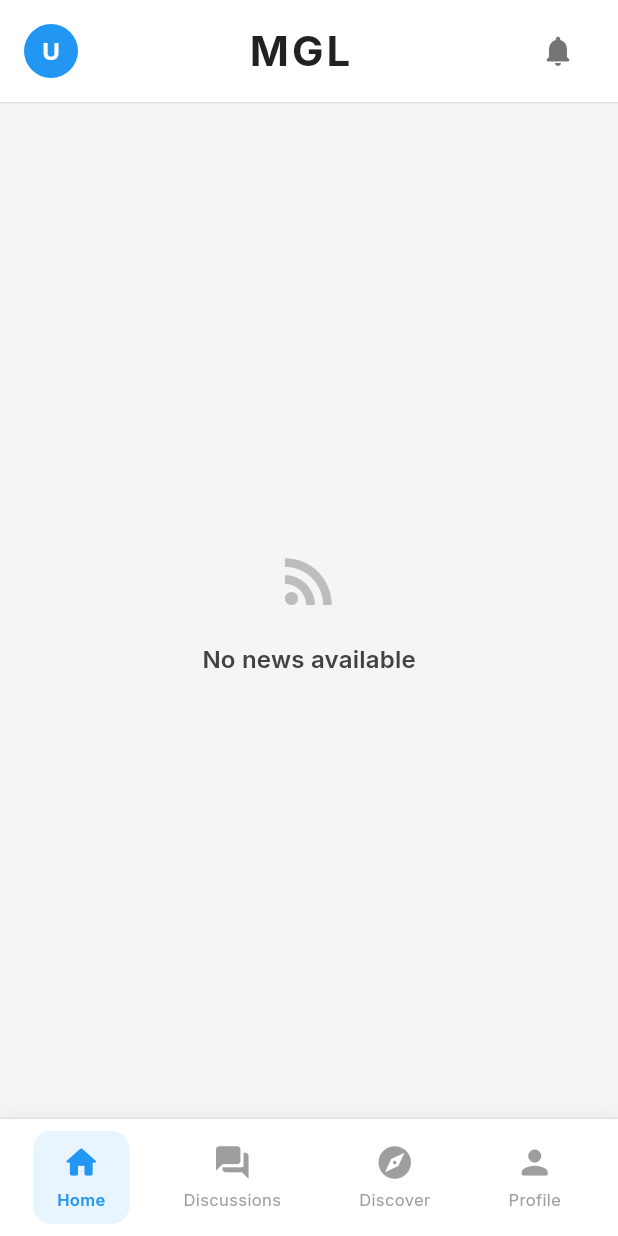
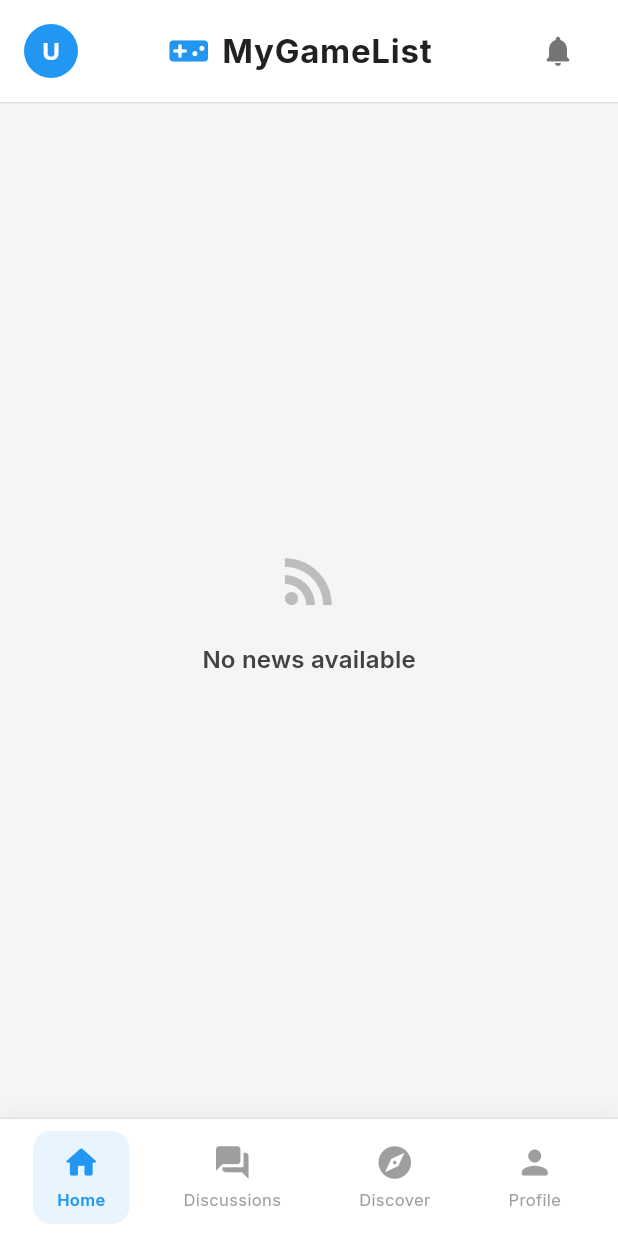
Before and after one commit to Umineko404/mygamelist, a Flutter app: the screen it shows once a user with an empty profile is signed in, on a phone screen of 412 x 824 dp. Run offline on Flutter 3.47's test engine with Material 3 defaults, Android fonts, the phone set to English and light mode, and no system bars; our stand-ins replace firebase_auth, firebase_core, firebase_database, flutter_widget_from_html, google_fonts; accounts and stored records are empty; generated files the repository leaves out were written again; network calls fail.

Commit message:
Enhance HomePage UI with branding header, improved user info display, and updated sidebar item styles for better user experience.

```diff
--- a/lib/ui/pages/home_page.dart
+++ b/lib/ui/pages/home_page.dart
@@ -137,11 +137,23 @@ class _HomePageState extends State<HomePage>
             },
           ),
           const Spacer(),
+          Row(
+            mainAxisSize: MainAxisSize.min,
+            children: [
+              Icon(
+                Icons.videogame_asset_rounded,
+                size: 28,
+                color: Theme.of(context).colorScheme.primary,
+              ),
+              const SizedBox(width: 8),
               Text(
-            'MGL',
-            style: Theme.of(
-              context,
-            ).textTheme.titleLarge?.copyWith(fontSize: 28, letterSpacing: 2),
+                'MyGameList',
+                style: Theme.of(context).textTheme.titleLarge?.copyWith(
+                  fontWeight: FontWeight.bold,
+                  letterSpacing: 0.5,
+                ),
+              ),
+            ],
           ),
           const Spacer(),
           IconButton(
@@ -235,17 +247,56 @@ class _HomePageState extends State<HomePage>
         child: Column(
           crossAxisAlignment: CrossAxisAlignment.start,
           children: [
+            // App branding header
+            Container(
+              width: double.infinity,
+              padding: const EdgeInsets.symmetric(horizontal: 16, vertical: 20),
+              decoration: BoxDecoration(
+                color: Theme.of(context).colorScheme.primary,
+              ),
+              child: Column(
+                crossAxisAlignment: CrossAxisAlignment.start,
+                children: [
+                  Row(
+                    children: [
+                      Icon(
+                        Icons.videogame_asset_rounded,
+                        size: 32,
+                        color: Colors.white,
+                      ),
+                      const SizedBox(width: 10),
+                      Text(
+                        'MyGameList',
+                        style: const TextStyle(
+                          color: Colors.white,
+                          fontSize: 22,
+                          fontWeight: FontWeight.bold,
+                          letterSpacing: 0.5,
+                        ),
+                      ),
+                    ],
+                  ),
+                  const SizedBox(height: 6),
+                  Text(
+                    'Track your gaming journey',
+                    style: TextStyle(
+                      color: Colors.white.withAlpha(200),
+                      fontSize: 13,
+                    ),
+                  ),
+                ],
+              ),
+            ),
+            // User info section
             Container(
               width: double.infinity,
               padding: const EdgeInsets.all(16),
               decoration: BoxDecoration(
-                color: const Color(0xFF4A7FD5),
+                color: Theme.of(context).colorScheme.primary.withAlpha(25),
                 border: Border(
                   bottom: BorderSide(
-                    color: Theme.of(context).brightness == Brightness.dark
-                        ? Colors.white.withAlpha(25)
-                        : Colors.black.withAlpha(25),
-                    width: 0.5,
+                    color: Theme.of(context).dividerColor,
+                    width: 1,
                   ),
                 ),
               ),
@@ -254,36 +305,41 @@ class _HomePageState extends State<HomePage>
                   final displayName = authService.displayName ?? 'User';
                   final email = authService.userEmail ?? '';
                   final initial = displayName.isNotEmpty ? displayName[0].toUpperCase() : 'U';
-                  return Column(
-                    crossAxisAlignment: CrossAxisAlignment.start,
+                  return Row(
                     children: [
                       CircleAvatar(
-                        radius: 25,
-                        backgroundColor: Colors.white,
+                        radius: 22,
+                        backgroundColor: Theme.of(context).colorScheme.primary,
                         child: Text(
                           initial,
                           style: const TextStyle(
-                            fontSize: 20,
-                            color: Color(0xFF4A7FD5),
+                            fontSize: 18,
+                            color: Colors.white,
                             fontWeight: FontWeight.bold,
                           ),
                         ),
                       ),
-                      const SizedBox(height: 12),
+                      const SizedBox(width: 12),
+                      Expanded(
+                        child: Column(
+                          crossAxisAlignment: CrossAxisAlignment.start,
+                          children: [
                             Text(
                               displayName,
-                        style: const TextStyle(
-                          color: Colors.white,
-                          fontSize: 22,
-                          fontWeight: FontWeight.w500,
+                              style: Theme.of(context).textTheme.titleMedium?.copyWith(
+                                fontWeight: FontWeight.w600,
                               ),
+                              overflow: TextOverflow.ellipsis,
                             ),
-                      const SizedBox(height: 4),
+                            const SizedBox(height: 2),
                             Text(
                               email,
-                        style: TextStyle(
-                          color: Colors.white.withAlpha(230),
-                          fontSize: 14,
+                              style: Theme.of(context).textTheme.bodySmall?.copyWith(
+                                color: Colors.grey,
+                              ),
+                              overflow: TextOverflow.ellipsis,
+                            ),
+                          ],
                         ),
                       ),
                     ],
@@ -291,14 +347,26 @@ class _HomePageState extends State<HomePage>
                 },
               ),
             ),
+            const SizedBox(height: 8),
             _buildSidebarItem('Settings', Icons.settings, () {
               _toggleSidebar();
               _showSettingsDialog(context);
             }),
+            Divider(height: 1, color: Theme.of(context).dividerColor),
             _buildSidebarItem('Sign Out', Icons.logout, () {
               _toggleSidebar();
               context.read<AuthService>().signOut();
             }),
+            const Spacer(),
+            Padding(
+              padding: const EdgeInsets.all(16),
+              child: Text(
+                'v1.0.0',
+                style: Theme.of(context).textTheme.bodySmall?.copyWith(
+                  color: Colors.grey,
+                ),
+              ),
+            ),
           ],
         ),
       ),
@@ -306,21 +374,23 @@ class _HomePageState extends State<HomePage>
   }
 
   Widget _buildSidebarItem(String title, IconData icon, VoidCallback onTap) {
-    return GestureDetector(
+    return InkWell(
       onTap: onTap,
       child: Container(
-        padding: const EdgeInsets.symmetric(horizontal: 16, vertical: 16),
-        color: Theme.of(context).brightness == Brightness.dark
-            ? const Color(0xFF1A1A1A)
-            : Colors.white,
+        padding: const EdgeInsets.symmetric(horizontal: 16, vertical: 14),
         child: Row(
           children: [
-            Text(title, style: Theme.of(context).textTheme.bodyLarge),
-            const Spacer(),
             Icon(
               icon,
-              color: Theme.of(context).textTheme.bodyMedium?.color,
-              size: 20,
+              color: Theme.of(context).colorScheme.primary,
+              size: 22,
+            ),
+            const SizedBox(width: 16),
+            Text(
+              title,
+              style: Theme.of(context).textTheme.bodyLarge?.copyWith(
+                fontWeight: FontWeight.w500,
+              ),
             ),
           ],
         ),
```
Lines whose indentation alone changed are shown as unchanged.
